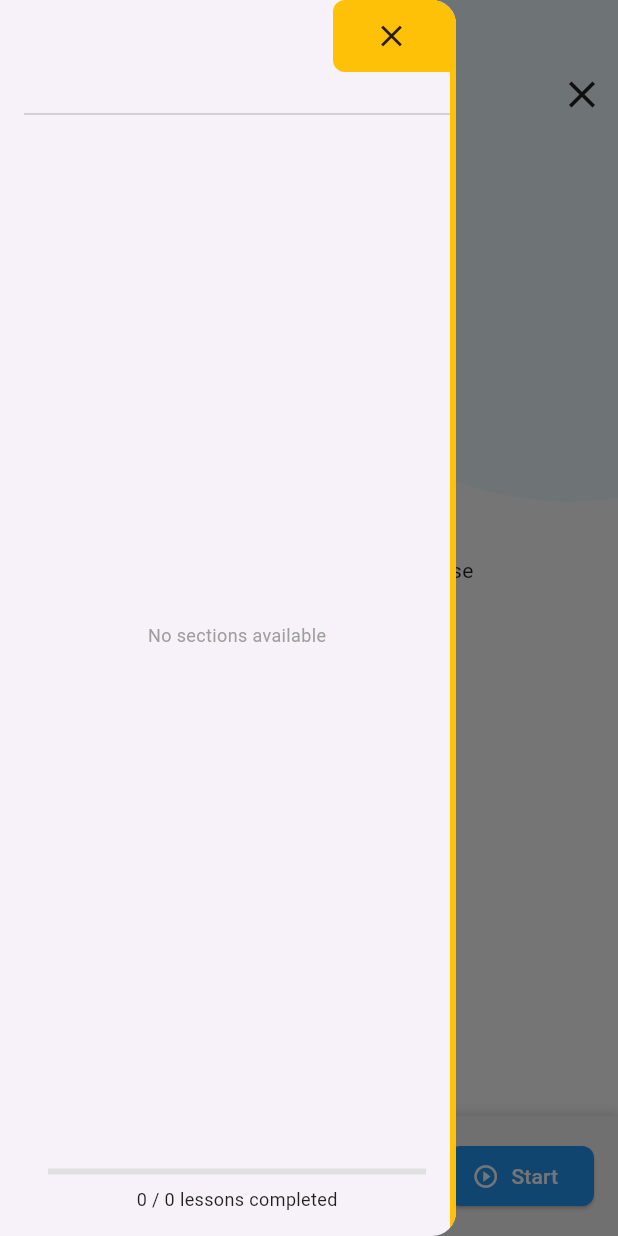
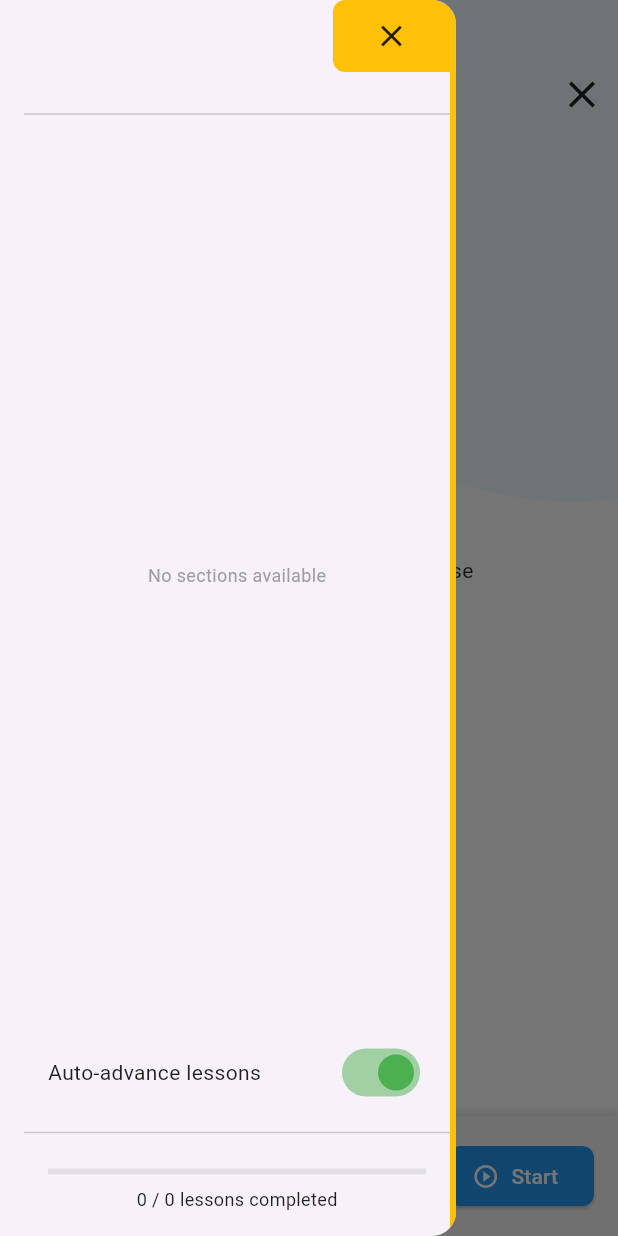
Before and after one commit to jmdurant/lifterlms-flutter-mobile, a Flutter app: the LearningScreen screen opened by its route, with the side drawer open, on a phone screen of 412 x 824 dp. Run offline on Flutter 3.47's test engine with Material 3 defaults, Android fonts, the phone set to English and light mode, and no system bars; drawn by our look-alikes of loader_overlay; our stand-ins replace auth_buttons, easy_localization, email_validator, feather_icons, firebase_core, firebase_messaging and 21 more; missing offline and left inert: app_badge_plus, dart:ffi, fwfh_just_audio, fwfh_webview, indexed, jwt_decode and 2 more; accounts and stored records are empty; generated files the repository leaves out were written again; network calls fail; Roboto replaces fonts that are missing (Poppins-Medium).

Commit message:
fix(learning): restore auto-advance toggle in drawer

```diff
--- a/lib/app/view/learning.dart
+++ b/lib/app/view/learning.dart
@@ -405,6 +405,25 @@ class _LearningScreenState extends State<LearningScreen> with WidgetsBindingObse
                 );
               }),
             ),
+            // Auto-advance toggle
+            Obx(() => Container(
+              padding: const EdgeInsets.symmetric(horizontal: 16, vertical: 8),
+              child: Row(
+                mainAxisAlignment: MainAxisAlignment.spaceBetween,
+                children: [
+                  const Text(
+                    'Auto-advance lessons',
+                    style: TextStyle(fontSize: 14),
+                  ),
+                  Switch(
+                    value: controller.autoAdvanceEnabled.value,
+                    onChanged: (_) => controller.toggleAutoAdvance(),
+                    activeColor: Colors.green,
+                  ),
+                ],
+              ),
+            )),
+            const Divider(thickness: 1),
             // Progress indicator
             Obx(() => Container(
               padding: const EdgeInsets.all(16),
```
